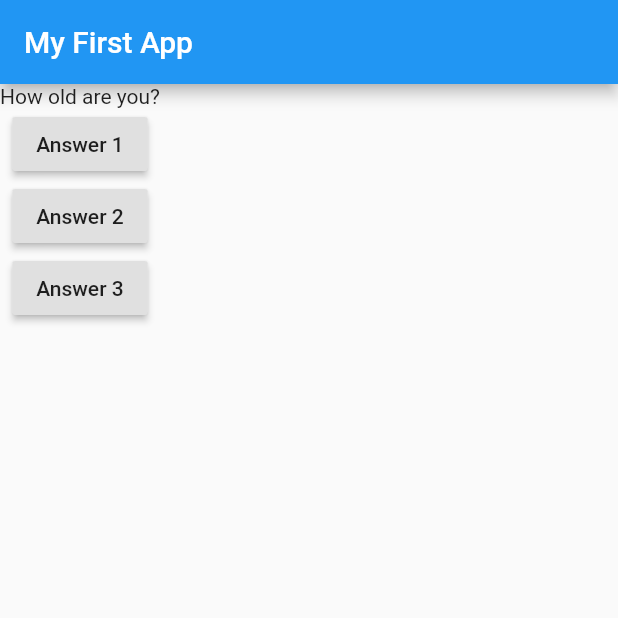
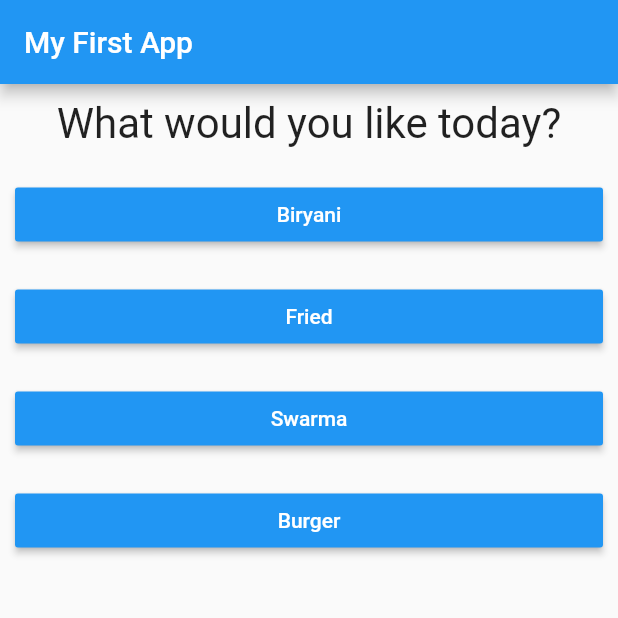
Before and after one commit to UttamkiniH/quiz_app, a Flutter app: the screen it shows after launch, on a phone screen of 412 x 824 dp, the top half of it. Run offline on Flutter 3.47's test engine with Material 2 defaults, Android fonts, the phone set to English and light mode, and no system bars.

Commit message:
spread operator and map types

```diff
--- /dev/null
+++ b/lib/answer.dart
@@ -0,0 +1,24 @@
+import 'package:flutter/material.dart';
+import 'main.dart';
+
+class Answer extends StatelessWidget {
+  final Function selectHandler;
+  final String answerText;
+
+  Answer(this.selectHandler, this.answerText);
+
+  @override
+  Widget build(BuildContext context) {
+    return Container(
+      padding: EdgeInsets.all(10),
+      width: double.infinity,
+      child: RaisedButton(
+        color: Colors.blue,
+        child: Text(answerText,
+        style: TextStyle(color: Colors.white),),
+        onPressed: selectHandler,
+        //the function only has to work when the user presess the button so avoid using ()
+      ),
+    );
+  }
+}
--- a/lib/main.dart
+++ b/lib/main.dart
@@ -1,5 +1,6 @@
 import 'package:flutter/material.dart';
-
+import './question.dart';
+import './answer.dart';
 // void main() {
 //   runApp(MyApp());
 // }
@@ -9,27 +10,44 @@ void main() => runApp(MyApp());
 //MyApp is class name which is taking reference from material.dart package(inherintence)
 // build is method which builds the whole app this method requires context as argument
 //MaterialApp is class
+//{'key1':'value',
+//'key2':'value'} is map fucntion you can also include list of value like ['value1', 'value2']
+
 var question = [
-  'How old are you?',
-  'Do you like chicken?',
+  {
+    'questionText': 'What would you like today?',
+    'answer': ['Biryani', 'Fried', 'Swarma', 'Burger']
+  },
+  {
+    'questionText': 'How would you like to have?',
+    'answer': ['Full', 'Half', 'by Kilo']
+  },
+  {
+    'questionText': 'What is your favourite meal?',
+    'answer': ['Chicken', 'Fish', 'Veg', 'Mix']
+  },
+  {
+    'questionText': 'Your drink Sir/Madam',
+    'answer': ['Pepsi', 'Fanta', 'Coco-cola', 'bannaa']
+  }
 ];
 
-var questionIndex = 0;
-
+// use _ for private property of class and methods
 class MyApp extends StatefulWidget {
   @override
   State<StatefulWidget> createState() {
     // TODO: implement createState
-    return MyAppState();
+    return _MyAppState();
   }
 }
 
-class MyAppState extends State<MyApp> {
-  void answerQuestion() {
+class _MyAppState extends State<MyApp> {
+  var _questionIndex = 0;
+  void _answerQuestion() {
     setState(() {
-      questionIndex += 1;
+      _questionIndex += 1;
     });
-    print(questionIndex);
+    print(_questionIndex);
   }
 
   Widget build(BuildContext context) {
@@ -41,20 +59,17 @@ class MyAppState extends State<MyApp> {
           body: Column(
             children: [
               //use . for accessing element
-              Text(question[questionIndex]),
-              RaisedButton(
-                child: Text('Answer 1'),
-                onPressed: answerQuestion,
-                //the function only has to work when the user presess the button so avoid using ()
+              //buidling a custom widget from text to question
+              Question(
+                question[_questionIndex]['questionText'],
               ),
-              RaisedButton(
-                child: Text('Answer 2'),
-                onPressed: answerQuestion,
-              ),
-              RaisedButton(
-                child: Text('Answer 3'),
-                onPressed: answerQuestion,
-              ),
+              //question is list of map of values(answer) -> answer widget (answer.dart)
+              //1.adding .map() function and inside the .map( we need funtion here )
+              //2.sending argument as answer and use []() for accessing key elements
+              //3.converting list as nested list see lecture 47
+              ...(question[_questionIndex]['answer'] as List<String>).map((answer){
+                return Answer(_answerQuestion,answer);
+              }).toList(),
             ],
           )),
     );
--- /dev/null
+++ b/lib/question.dart
@@ -0,0 +1,22 @@
+import 'package:flutter/material.dart';
+
+class Question extends StatelessWidget {
+  final String questionText;
+
+  Question(this.questionText);
+
+  @override
+  Widget build(BuildContext context) {
+    return Container(
+      width: double.infinity,
+      margin: EdgeInsets.all(10),
+      child: Text(
+        questionText,
+        style: TextStyle(
+          fontSize: 28,
+        ),
+        textAlign: TextAlign.center,  //multiple constructor
+      ),
+    );
+  }
+}
```
